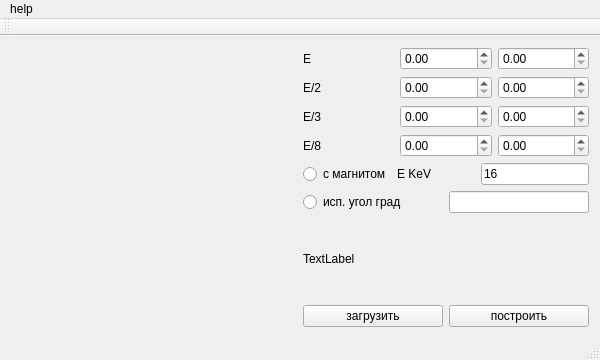
This is mainwindow.ui in roixa/institute as Qt 5 draws it before an edit. The edited form follows.
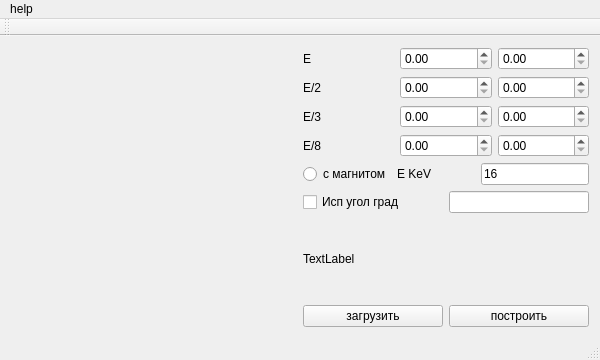
This is the edited form. Custom widgets are drawn as their Qt base class.

Patch:
```diff
--- a/mainwindow.ui
+++ b/mainwindow.ui
@@ -175,9 +175,9 @@
       <item>
        <layout class="QHBoxLayout" name="horizontalLayout_9">
         <item>
-         <widget class="QRadioButton" name="radioButton_2">
+         <widget class="QCheckBox" name="checkBox">
           <property name="text">
-           <string>исп. угол град</string>
+           <string>Исп угол град</string>
           </property>
          </widget>
         </item>
```
Left out of the diff: 14 changed lines with no effect on the pictures.
